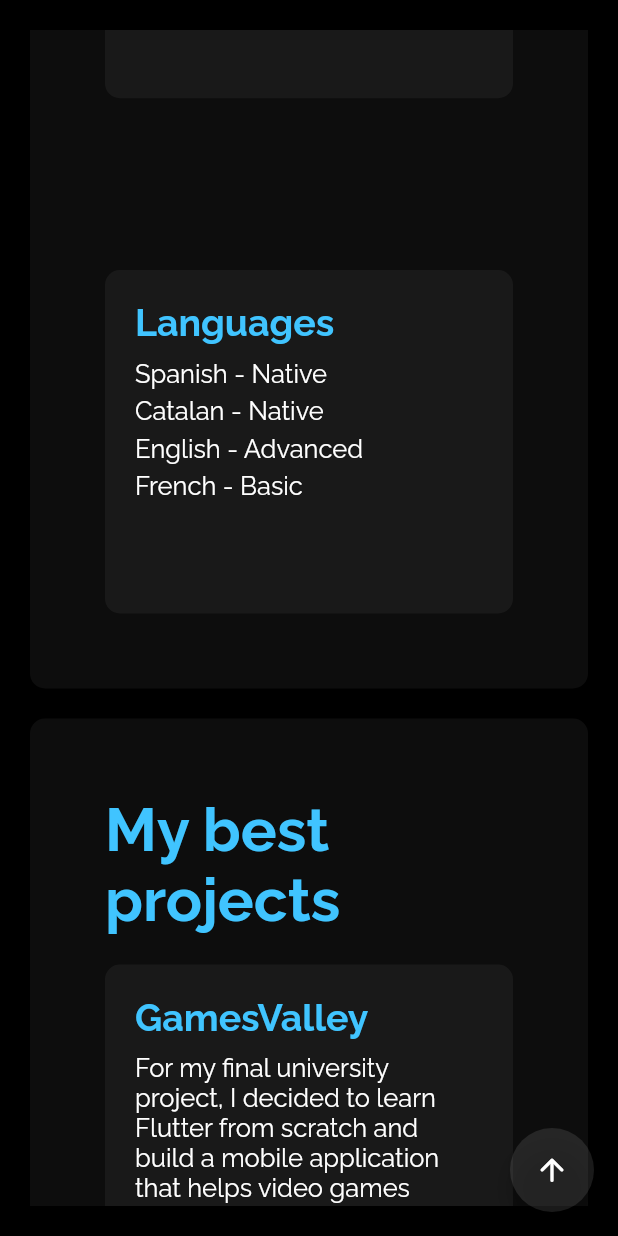
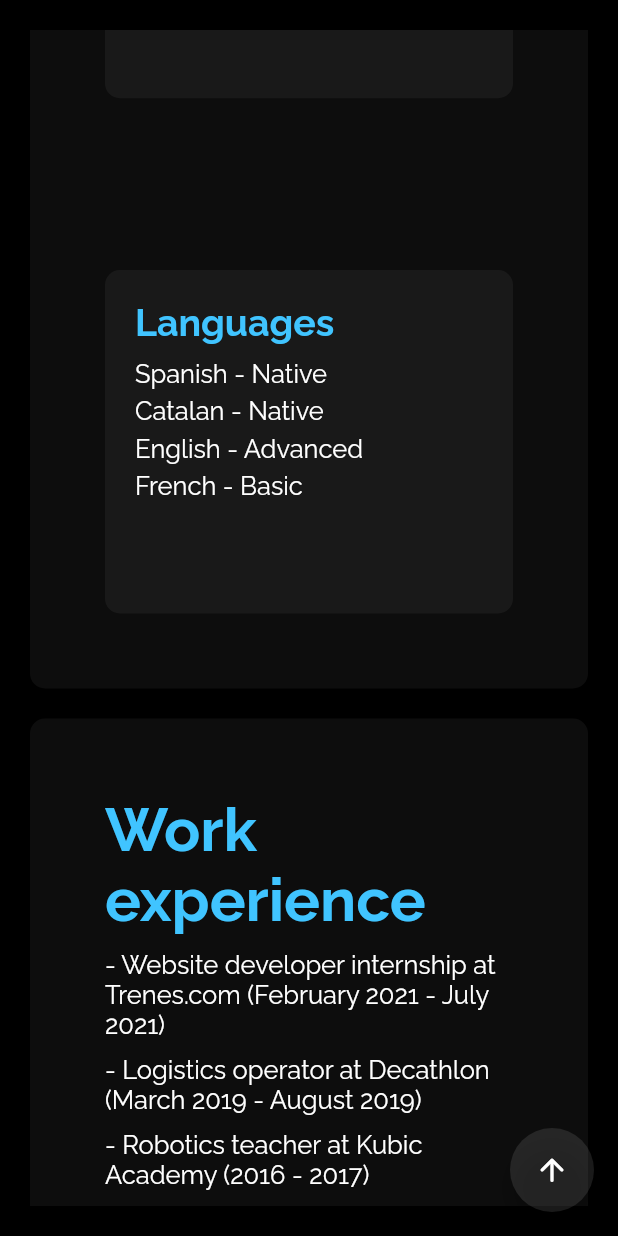
Before and after one commit to AlbertCayuela/PersonalWebsite, a Flutter app: the screen it shows after launch, scrolled down 1728 dp, on a phone screen of 412 x 824 dp. Run offline on Flutter 3.47's test engine with Material 2 defaults, Android fonts, the phone set to English and light mode, and no system bars; our stand-ins replace flutter_svg, url_launcher_web; missing offline and left inert: dart:html.

Commit message:
work experiences done

```diff
--- a/lib/base_screen.dart
+++ b/lib/base_screen.dart
@@ -3,7 +3,8 @@ import 'dart:ui';
 import 'package:albert_cayuela_web/screens/bar/web_app_bar.dart';
 import 'package:albert_cayuela_web/screens/intro_screen.dart';
 import 'package:albert_cayuela_web/screens/project_screen.dart';
-import 'package:albert_cayuela_web/screens/technology_screen.dart';
+import 'package:albert_cayuela_web/screens/skills_screen.dart';
+import 'package:albert_cayuela_web/screens/work_screen.dart';
 import 'package:flutter/material.dart';
 import 'package:flutter_svg/flutter_svg.dart';
 
@@ -40,7 +41,16 @@ class BaseScreen extends StatelessWidget {
                   SizedBox(height: 20),
                   IntroScreen(),
                   SizedBox(height: 20),
-                  TechnologyScreen(),
+                  SkillsScreen(),
+                  SizedBox(height: 20),
+                  WorkScreen(
+                    workExperiences: [
+                      '- Website developer internship at Trenes.com (February 2021 - July 2021)',
+                      '- Logistics operator at Decathlon (March 2019 - August 2019)',
+                      '- Robotics teacher at Kubic Academy (2016 - 2017)',
+                    ],
+                  ),
+                  SizedBox(height: 20),
                   SizedBox(height: 20),
                   ProjectScreen(),
                 ],
--- a/lib/screens/technology_screen.dart
+++ b/lib/screens/skills_screen.dart
@@ -1,7 +1,7 @@
 import 'package:flutter/material.dart';
 
-class TechnologyScreen extends StatelessWidget {
-  const TechnologyScreen({
+class SkillsScreen extends StatelessWidget {
+  const SkillsScreen({
     Key? key,
   }) : super(key: key);
 
--- /dev/null
+++ b/lib/screens/work_screen.dart
@@ -0,0 +1,54 @@
+import 'dart:html';
+
+import 'package:flutter/material.dart';
+
+class WorkScreen extends StatelessWidget {
+  WorkScreen({Key? key, required this.workExperiences}) : super(key: key);
+
+  List workExperiences = [];
+
+  @override
+  Widget build(BuildContext context) {
+    return Container(
+      padding: EdgeInsets.all(50),
+      decoration: BoxDecoration(
+          color: Colors.white.withOpacity(0.05),
+          borderRadius: BorderRadius.circular(10)),
+      child: Column(
+        crossAxisAlignment: CrossAxisAlignment.start,
+        children: [
+          Row(),
+          Text(
+            'Work experience',
+            style: Theme.of(context).textTheme.headline1,
+          ),
+          SizedBox(height: 10),
+          for (int i = 0; i < workExperiences.length; i++)
+            WorkExperienceWidget(experience: workExperiences[i]),
+        ],
+      ),
+    );
+  }
+}
+
+class WorkExperienceWidget extends StatelessWidget {
+  const WorkExperienceWidget({
+    Key? key,
+    required this.experience,
+  }) : super(key: key);
+
+  final String experience;
+
+  @override
+  Widget build(BuildContext context) {
+    return Column(
+      children: [
+        Text(
+          experience,
+          style: Theme.of(context).textTheme.bodyText1,
+        ),
+        SizedBox(height: 10),
+      ],
+    );
+  }
+}
```
